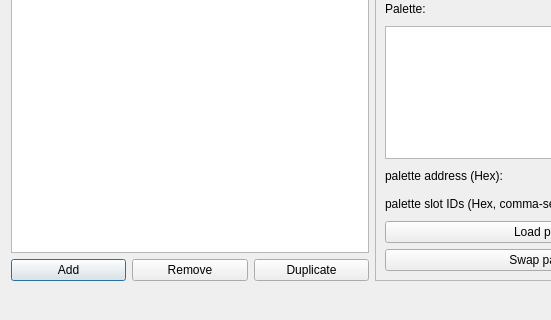
Before: the Qt Designer form Dialog/GraphicManagerDialog.ui in wario-land/WL4Editor, drawn with Qt 5; both pictures show x 0 to 551 and y 366 to 686 of the 1108 by 686 pixel window.
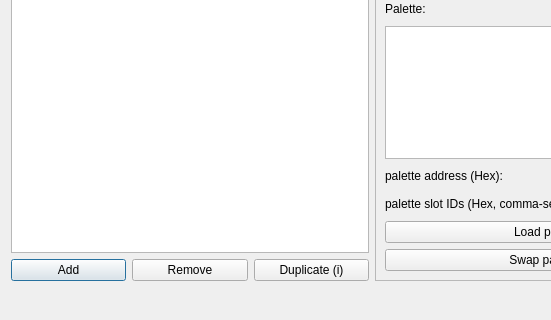
After: the same form once the commit is applied.

Patch:
```diff
--- a/Dialog/GraphicManagerDialog.ui
+++ b/Dialog/GraphicManagerDialog.ui
@@ -69,7 +69,7 @@
          <item>
           <widget class="QPushButton" name="pushButton_duplicateCurrentEntry">
            <property name="text">
-            <string>Duplicate</string>
+            <string>Duplicate (i)</string>
            </property>
           </widget>
          </item>
```
Left out of the diff: 3 changed lines with no effect on the pictures.
